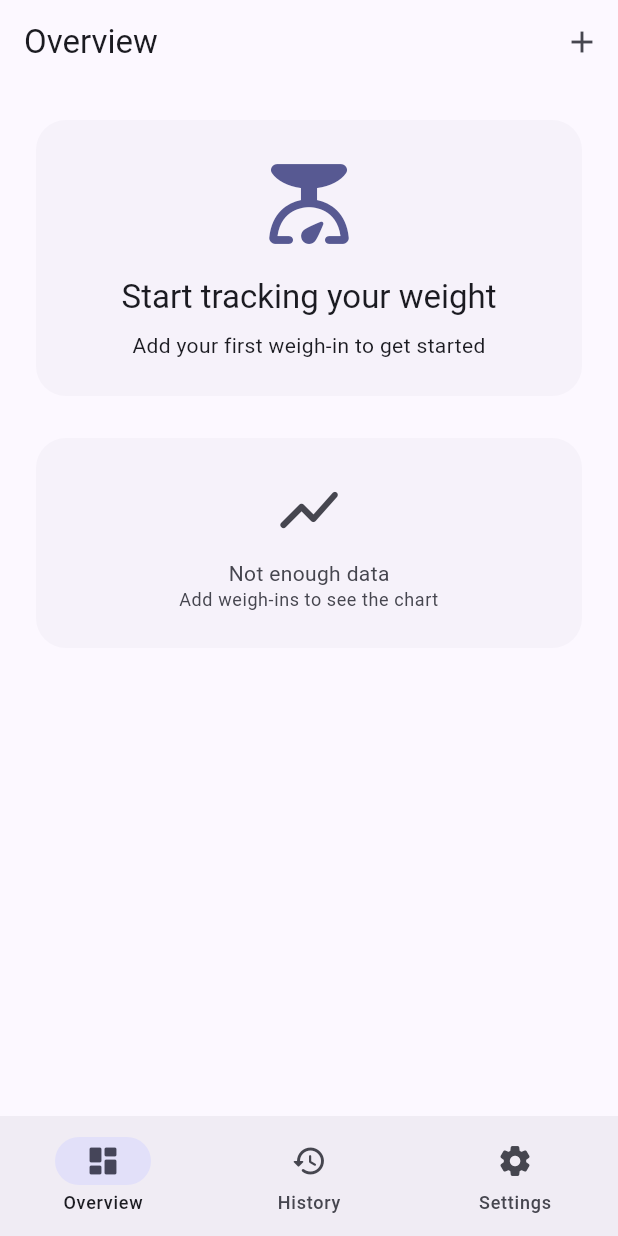
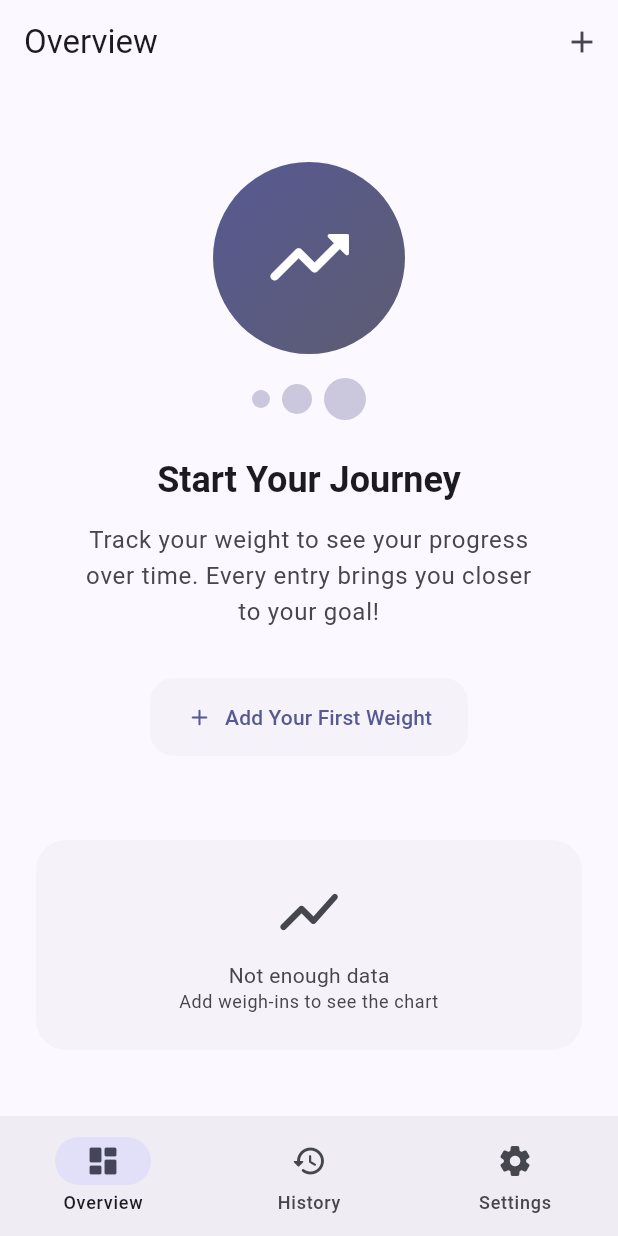
Before and after one commit to khalef-khalil/w8, a Flutter app: the MainScaffold screen opened by its route, on a phone screen of 412 x 824 dp. Run offline on Flutter 3.47's test engine with Material 3 defaults, Android fonts, the phone set to English and light mode, and no system bars; our stand-ins replace confetti, fl_chart, flutter_local_notifications, flutter_riverpod, go_router, hive and 2 more; accounts and stored records are empty.

Commit message:
Phase 2.5: Enhance empty states
- Created reusable EmptyState widget with motivational design
- Created specialized empty states: NoEntriesEmptyState, NoHistoryEmptyState, NoGoalEmptyState, NoInsightsEmptyState
- Replaced clinical empty states with engaging, motivational ones
- Added illustrations and clear call-to-action buttons
- Updated Overview screen to use NoEntriesEmptyState
- Updated History screen to use NoHistoryEmptyState
- Empty states now encourage action rather than just inform

Phase 2 Complete! All engagement and motivation features implemented.

```diff
--- /dev/null
+++ b/lib/core/widgets/empty_state.dart
@@ -0,0 +1,211 @@
+import 'package:flutter/material.dart';
+
+/// Reusable empty state widget with motivational design
+class EmptyState extends StatelessWidget {
+  final String title;
+  final String message;
+  final IconData icon;
+  final String? actionLabel;
+  final VoidCallback? onAction;
+  final Widget? illustration;
+
+  const EmptyState({
+    super.key,
+    required this.title,
+    required this.message,
+    required this.icon,
+    this.actionLabel,
+    this.onAction,
+    this.illustration,
+  });
+
+  @override
+  Widget build(BuildContext context) {
+    return Center(
+      child: Padding(
+        padding: const EdgeInsets.all(32.0),
+        child: Column(
+          mainAxisAlignment: MainAxisAlignment.center,
+          children: [
+            // Illustration or icon
+            if (illustration != null)
+              illustration!
+            else
+              Container(
+                padding: const EdgeInsets.all(24),
+                decoration: BoxDecoration(
+                  shape: BoxShape.circle,
+                  color: Theme.of(context).colorScheme.primaryContainer,
+                ),
+                child: Icon(
+                  icon,
+                  size: 64,
+                  color: Theme.of(context).colorScheme.onPrimaryContainer,
+                ),
+              ),
+            const SizedBox(height: 24),
+            // Title
+            Text(
+              title,
+              style: Theme.of(context).textTheme.headlineSmall?.copyWith(
+                    fontWeight: FontWeight.bold,
+                    color: Theme.of(context).colorScheme.onSurface,
+                  ),
+              textAlign: TextAlign.center,
+            ),
+            const SizedBox(height: 12),
+            // Message
+            Text(
+              message,
+              style: Theme.of(context).textTheme.bodyLarge?.copyWith(
+                    color: Theme.of(context).colorScheme.onSurfaceVariant,
+                  ),
+              textAlign: TextAlign.center,
+            ),
+            // Action button
+            if (actionLabel != null && onAction != null) ...[
+              const SizedBox(height: 32),
+              ElevatedButton.icon(
+                onPressed: onAction,
+                icon: const Icon(Icons.add_rounded),
+                label: Text(actionLabel!),
+                style: ElevatedButton.styleFrom(
+                  padding: const EdgeInsets.symmetric(
+                    horizontal: 24,
+                    vertical: 16,
+                  ),
+                ),
+              ),
+            ],
+          ],
+        ),
+      ),
+    );
+  }
+}
+
+/// Empty state for when there are no weight entries
+class NoEntriesEmptyState extends StatelessWidget {
+  final VoidCallback? onAddWeight;
+
+  const NoEntriesEmptyState({
+    super.key,
+    this.onAddWeight,
+  });
+
+  @override
+  Widget build(BuildContext context) {
+    return EmptyState(
+      title: 'Start Your Journey',
+      message: 'Track your weight to see your progress over time. Every entry brings you closer to your goal!',
+      icon: Icons.scale_rounded,
+      actionLabel: 'Add Your First Weight',
+      onAction: onAddWeight,
+      illustration: _buildIllustration(context),
+    );
+  }
+
+  Widget _buildIllustration(BuildContext context) {
+    return Column(
+      children: [
+        Container(
+          padding: const EdgeInsets.all(32),
+          decoration: BoxDecoration(
+            shape: BoxShape.circle,
+            gradient: LinearGradient(
+              begin: Alignment.topLeft,
+              end: Alignment.bottomRight,
+              colors: [
+                Theme.of(context).colorScheme.primary,
+                Theme.of(context).colorScheme.secondary,
+              ],
+            ),
+          ),
+          child: Icon(
+            Icons.trending_up_rounded,
+            size: 64,
+            color: Theme.of(context).colorScheme.onPrimary,
+          ),
+        ),
+        const SizedBox(height: 16),
+        Row(
+          mainAxisAlignment: MainAxisAlignment.center,
+          children: [
+            _buildDot(context, 0.3),
+            const SizedBox(width: 8),
+            _buildDot(context, 0.5),
+            const SizedBox(width: 8),
+            _buildDot(context, 0.7),
+          ],
+        ),
+      ],
+    );
+  }
+
+  Widget _buildDot(BuildContext context, double size) {
+    return Container(
+      width: 40 * size,
+      height: 40 * size,
+      decoration: BoxDecoration(
+        shape: BoxShape.circle,
+        color: Theme.of(context).colorScheme.primary.withValues(alpha: 0.3),
+      ),
+    );
+  }
+}
+
+/// Empty state for when there's no goal set
+class NoGoalEmptyState extends StatelessWidget {
+  final VoidCallback? onSetGoal;
+
+  const NoGoalEmptyState({
+    super.key,
+    this.onSetGoal,
+  });
+
+  @override
+  Widget build(BuildContext context) {
+    return EmptyState(
+      title: 'Set Your Goal',
+      message: 'Define your weight goal to track your progress and stay motivated on your journey!',
+      icon: Icons.flag_rounded,
+      actionLabel: 'Set Goal',
+      onAction: onSetGoal,
+    );
+  }
+}
+
+/// Empty state for history screen
+class NoHistoryEmptyState extends StatelessWidget {
+  final VoidCallback? onAddWeight;
+
+  const NoHistoryEmptyState({
+    super.key,
+    this.onAddWeight,
+  });
+
+  @override
+  Widget build(BuildContext context) {
+    return EmptyState(
+      title: 'No History Yet',
+      message: 'Start tracking your weight to build your history. Consistency is key to success!',
+      icon: Icons.history_rounded,
+      actionLabel: 'Add Weight Entry',
+      onAction: onAddWeight,
+    );
+  }
+}
+
+/// Empty state for insights screen
+class NoInsightsEmptyState extends StatelessWidget {
+  const NoInsightsEmptyState({super.key});
+
+  @override
+  Widget build(BuildContext context) {
+    return EmptyState(
+      title: 'Building Insights',
+      message: 'Keep tracking your weight! Once you have enough data, we\'ll show you personalized insights and trends.',
+      icon: Icons.insights_rounded,
+    );
+  }
+}
--- a/lib/features/home/views/overview_screen.dart
+++ b/lib/features/home/views/overview_screen.dart
@@ -5,6 +5,7 @@ import '../widgets/weekly_chart_card.dart';
 import '../widgets/insights_card.dart';
 import '../widgets/progress_comparison_card.dart';
 import '../../../core/widgets/animated_progress_bar.dart';
+import '../../../core/widgets/empty_state.dart';
 import '../../../core/extensions/l10n_context.dart';
 import '../../../core/models/goal_configuration.dart';
 import '../../../core/models/progress_metrics.dart';
@@ -165,31 +166,8 @@ class OverviewScreen extends ConsumerWidget {
   ) {
     final progress = state.progress;
     if (progress.currentWeight == null) {
-      return Card(
-        child: Padding(
-          padding: const EdgeInsets.all(24),
-          child: Column(
-            children: [
-              Icon(
-                Icons.scale_rounded,
-                size: 64,
-                color: Theme.of(context).colorScheme.primary,
-              ),
-              const SizedBox(height: 16),
-              Text(
-                context.l10n.startTrackingPrompt,
-                style: Theme.of(context).textTheme.titleLarge,
-                textAlign: TextAlign.center,
-              ),
-              const SizedBox(height: 8),
-              Text(
-                context.l10n.addFirstWeighIn,
-                style: Theme.of(context).textTheme.bodyMedium,
-                textAlign: TextAlign.center,
-              ),
-            ],
-          ),
-        ),
+      return NoEntriesEmptyState(
+        onAddWeight: () => context.go('/add-weight'),
       );
     }
 
```
Also changed, not shown: lib/features/history/views/history_screen.dart (+3 -35 lines).
